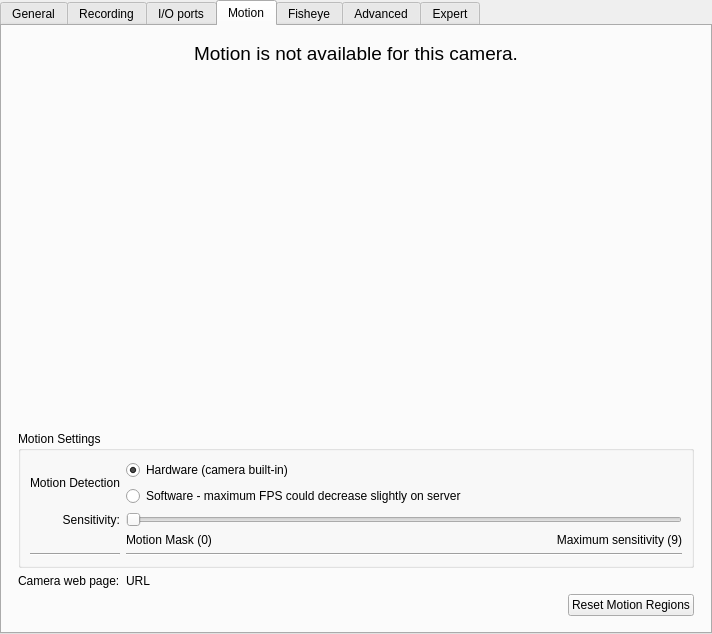
Qt form client/libclient/src/ui/widgets/properties/single_camera_settings_widget.ui (networkoptix/nx_open) before a commit.
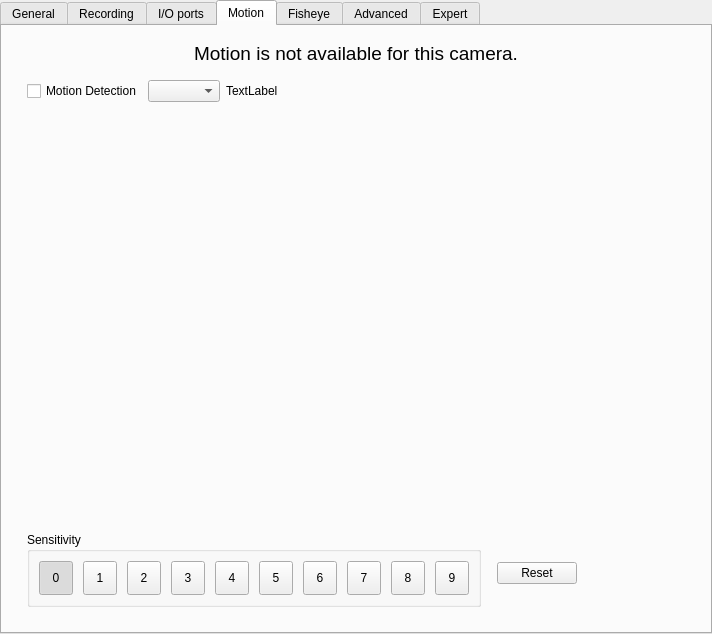
The same form after that commit. The open tabs and pages were chosen to show the change. Custom widgets are drawn as their Qt base class.

Commit message:
VMS-2599, VMS-3027, VMS-3035: Camera settings recording & motion pages redesign
<==== Mercurial data ====>
Branch: dev_3.0.0_gui

```diff
--- a/client/libclient/src/ui/widgets/properties/single_camera_settings_widget.ui
+++ b/client/libclient/src/ui/widgets/properties/single_camera_settings_widget.ui
@@ -430,7 +430,7 @@
       <attribute name="title">
        <string>Motion</string>
       </attribute>
-      <layout class="QVBoxLayout" name="verticalLayout_7" stretch="0,1,0,0,0">
+      <layout class="QVBoxLayout" name="verticalLayout_7" stretch="0,1">
        <property name="leftMargin">
         <number>16</number>
        </property>
@@ -459,191 +459,256 @@
         </widget>
        </item>
        <item>
+        <widget class="QWidget" name="motionControlsWidget" native="true">
+         <layout class="QVBoxLayout" name="verticalLayout" stretch="0,1,0">
+          <item>
+           <layout class="QHBoxLayout" name="horizontalLayout_3">
+            <item>
+             <widget class="QCheckBox" name="motionDetectionCheckBox">
+              <property name="text">
+               <string>Motion Detection</string>
+              </property>
+             </widget>
+            </item>
+            <item>
+             <widget class="QComboBox" name="detectionTypeComboBox"/>
+            </item>
+            <item>
+             <widget class="QLabel" name="detectionHintLabel">
+              <property name="text">
+               <string>TextLabel</string>
+              </property>
+             </widget>
+            </item>
+            <item>
+             <spacer name="horizontalSpacer_4">
+              <property name="orientation">
+               <enum>Qt::Horizontal</enum>
+              </property>
+              <property name="sizeHint" stdset="0">
+               <size>
+                <width>40</width>
+                <height>20</height>
+               </size>
+              </property>
+             </spacer>
+            </item>
+           </layout>
+          </item>
+          <item>
         <widget class="QWidget" name="motionWidget" native="true"/>
        </item>
        <item>
+           <layout class="QHBoxLayout" name="horizontalLayout_2">
+            <property name="spacing">
+             <number>16</number>
+            </property>
+            <item>
         <widget class="QGroupBox" name="motionSettingsGroupBox">
          <property name="title">
-          <string>Motion Settings</string>
-         </property>
-         <layout class="QGridLayout" name="gridLayout">
-          <item row="0" column="0">
-           <widget class="QLabel" name="label_2">
+               <string>Sensitivity</string>
+              </property>
+              <layout class="QHBoxLayout" name="horizontalLayout_4">
+               <property name="spacing">
+                <number>10</number>
+               </property>
+               <item>
+                <widget class="QnSelectableButton" name="sensitivityButton0">
+                 <property name="minimumSize">
+                  <size>
+                   <width>34</width>
+                   <height>34</height>
+                  </size>
+                 </property>
             <property name="text">
-             <string>Motion Detection</string>
-            </property>
-           </widget>
-          </item>
-          <item row="0" column="1">
-           <layout class="QVBoxLayout" name="verticalLayout_9">
+                  <string>0</string>
+                 </property>
+                 <property name="checkable">
+                  <bool>true</bool>
+                 </property>
+                 <property name="checked">
+                  <bool>true</bool>
+                 </property>
+                </widget>
+               </item>
             <item>
-             <widget class="QRadioButton" name="cameraMotionButton">
+                <widget class="QnSelectableButton" name="sensitivityButton1">
+                 <property name="minimumSize">
+                  <size>
+                   <width>34</width>
+                   <height>34</height>
+                  </size>
+                 </property>
               <property name="text">
-               <string>Hardware (camera built-in)</string>
-              </property>
-              <property name="checked">
+                  <string>1</string>
+                 </property>
+                 <property name="checkable">
                <bool>true</bool>
               </property>
              </widget>
             </item>
             <item>
-             <widget class="QRadioButton" name="softwareMotionButton">
+                <widget class="QnSelectableButton" name="sensitivityButton2">
+                 <property name="minimumSize">
+                  <size>
+                   <width>34</width>
+                   <height>34</height>
+                  </size>
+                 </property>
               <property name="text">
-               <string>Software - maximum FPS could decrease slightly on server</string>
-              </property>
-              <property name="checked">
-               <bool>false</bool>
+                  <string>2</string>
+                 </property>
+                 <property name="checkable">
+                  <bool>true</bool>
               </property>
              </widget>
             </item>
-           </layout>
-          </item>
-          <item row="1" column="0">
-           <widget class="QLabel" name="label_4">
+               <item>
+                <widget class="QnSelectableButton" name="sensitivityButton3">
+                 <property name="minimumSize">
+                  <size>
+                   <width>34</width>
+                   <height>34</height>
+                  </size>
+                 </property>
             <property name="text">
-             <string>Sensitivity:</string>
-            </property>
-            <property name="alignment">
-             <set>Qt::AlignRight|Qt::AlignTrailing|Qt::AlignVCenter</set>
-            </property>
-            <property name="margin">
-             <number>0</number>
-            </property>
-           </widget>
-          </item>
-          <item row="1" column="1">
-           <widget class="QnTextTickSlider" name="sensitivitySlider">
+                  <string>3</string>
+                 </property>
+                 <property name="checkable">
+                  <bool>true</bool>
+                 </property>
+                </widget>
+               </item>
+               <item>
+                <widget class="QnSelectableButton" name="sensitivityButton4">
             <property name="minimumSize">
              <size>
-              <width>0</width>
-              <height>0</height>
-             </size>
-            </property>
-            <property name="maximum">
-             <number>9</number>
-            </property>
-            <property name="orientation">
-             <enum>Qt::Horizontal</enum>
-            </property>
-            <property name="tickPosition">
-             <enum>QSlider::NoTicks</enum>
-            </property>
-            <property name="tickInterval">
-             <number>0</number>
-            </property>
-           </widget>
-          </item>
-          <item row="2" column="1">
-           <layout class="QHBoxLayout" name="horizontalLayout_3">
+                   <width>34</width>
+                   <height>34</height>
+                  </size>
+                 </property>
+                 <property name="text">
+                  <string>4</string>
+                 </property>
+                 <property name="checkable">
+                  <bool>true</bool>
+                 </property>
+                </widget>
+               </item>
+               <item>
+                <widget class="QnSelectableButton" name="sensitivityButton5">
+                 <property name="minimumSize">
+                  <size>
+                   <width>34</width>
+                   <height>34</height>
+                  </size>
+                 </property>
+                 <property name="text">
+                  <string>5</string>
+                 </property>
+                 <property name="checkable">
+                  <bool>true</bool>
+                 </property>
+                </widget>
+               </item>
             <item>
-             <widget class="QLabel" name="label_3">
+                <widget class="QnSelectableButton" name="sensitivityButton6">
+                 <property name="minimumSize">
+                  <size>
+                   <width>34</width>
+                   <height>34</height>
+                  </size>
+                 </property>
               <property name="text">
-               <string>Motion Mask (0)</string>
-              </property>
-              <property name="alignment">
-               <set>Qt::AlignLeading|Qt::AlignLeft|Qt::AlignTop</set>
+                  <string>6</string>
+                 </property>
+                 <property name="checkable">
+                  <bool>true</bool>
               </property>
              </widget>
             </item>
             <item>
-             <widget class="QLabel" name="label_6">
+                <widget class="QnSelectableButton" name="sensitivityButton7">
+                 <property name="minimumSize">
+                  <size>
+                   <width>34</width>
+                   <height>34</height>
+                  </size>
+                 </property>
               <property name="text">
-               <string>Maximum sensitivity (9)</string>
-              </property>
-              <property name="alignment">
-               <set>Qt::AlignRight|Qt::AlignTop|Qt::AlignTrailing</set>
+                  <string>7</string>
+                 </property>
+                 <property name="checkable">
+                  <bool>true</bool>
               </property>
              </widget>
             </item>
-           </layout>
-          </item>
-          <item row="3" column="1">
-           <widget class="Line" name="line_2">
-            <property name="orientation">
-             <enum>Qt::Horizontal</enum>
-            </property>
-           </widget>
-          </item>
-          <item row="3" column="0">
-           <widget class="Line" name="line_3">
-            <property name="orientation">
-             <enum>Qt::Horizontal</enum>
-            </property>
+               <item>
+                <widget class="QnSelectableButton" name="sensitivityButton8">
+                 <property name="minimumSize">
+                  <size>
+                   <width>34</width>
+                   <height>34</height>
+                  </size>
+                 </property>
+                 <property name="text">
+                  <string>8</string>
+                 </property>
+                 <property name="checkable">
+                  <bool>true</bool>
+                 </property>
+                </widget>
+               </item>
+               <item>
+                <widget class="QnSelectableButton" name="sensitivityButton9">
+                 <property name="minimumSize">
+                  <size>
+                   <width>34</width>
+                   <height>34</height>
+                  </size>
+                 </property>
+                 <property name="text">
+                  <string>9</string>
+                 </property>
+                 <property name="checkable">
+                  <bool>true</bool>
+                 </property>
            </widget>
           </item>
          </layout>
         </widget>
        </item>
        <item>
-        <widget class="QWidget" name="widget" native="true">
-         <layout class="QHBoxLayout" name="horizontalLayout" stretch="0,1">
-          <property name="leftMargin">
-           <number>0</number>
-          </property>
+             <layout class="QHBoxLayout" name="horizontalLayout">
           <property name="topMargin">
-           <number>0</number>
-          </property>
-          <property name="rightMargin">
-           <number>0</number>
-          </property>
-          <property name="bottomMargin">
-           <number>0</number>
-          </property>
-          <item>
-           <widget class="QLabel" name="label_5">
-            <property name="sizePolicy">
-             <sizepolicy hsizetype="Preferred" vsizetype="Minimum">
-              <horstretch>0</horstretch>
-              <verstretch>0</verstretch>
-             </sizepolicy>
-            </property>
-            <property name="text">
-             <string>Camera web page:</string>
-            </property>
-            <property name="openExternalLinks">
-             <bool>false</bool>
-            </property>
-           </widget>
-          </item>
-          <item>
-           <widget class="QLabel" name="motionWebPageLabel">
-            <property name="sizePolicy">
-             <sizepolicy hsizetype="Preferred" vsizetype="Minimum">
-              <horstretch>0</horstretch>
-              <verstretch>0</verstretch>
-             </sizepolicy>
-            </property>
-            <property name="text">
-             <string>URL</string>
-            </property>
-           </widget>
-          </item>
-         </layout>
-        </widget>
-       </item>
-       <item>
-        <layout class="QHBoxLayout" name="horizontalLayout_2">
-         <item>
-          <spacer name="horizontalSpacer_3">
-           <property name="orientation">
-            <enum>Qt::Horizontal</enum>
-           </property>
-           <property name="sizeHint" stdset="0">
-            <size>
-             <width>40</width>
-             <height>20</height>
-            </size>
-           </property>
-          </spacer>
-         </item>
+               <number>8</number>
+              </property>
          <item>
           <widget class="QPushButton" name="resetMotionRegionsButton">
            <property name="text">
-            <string>Reset Motion Regions</string>
+                 <string>Reset</string>
            </property>
           </widget>
          </item>
-        </layout>
+              <item>
+               <spacer name="horizontalSpacer">
+                <property name="orientation">
+                 <enum>Qt::Horizontal</enum>
+                </property>
+                <property name="sizeHint" stdset="0">
+                 <size>
+                  <width>40</width>
+                  <height>20</height>
+                 </size>
+                </property>
+               </spacer>
+              </item>
+             </layout>
+            </item>
+           </layout>
+          </item>
+         </layout>
+        </widget>
        </item>
       </layout>
      </widget>
@@ -718,6 +783,11 @@
   </layout>
  </widget>
  <customwidgets>
+  <customwidget>
+   <class>QnSelectableButton</class>
+   <extends>QToolButton</extends>
+   <header location="global">ui/widgets/common/selectable_button.h</header>
+  </customwidget>
   <customwidget>
    <class>QnFisheyeSettingsWidget</class>
    <extends>QWidget</extends>
@@ -742,11 +812,6 @@
    <header location="global">ui/widgets/properties/ioport_settings_widget.h</header>
    <container>1</container>
   </customwidget>
-  <customwidget>
-   <class>QnTextTickSlider</class>
-   <extends>QSlider</extends>
-   <header>ui/widgets/properties/text_tick_slider.h</header>
-  </customwidget>
   <customwidget>
    <class>QnCameraAdvancedSettingsWidget</class>
    <extends>QWidget</extends>
```
Left out of the diff: 4 changed lines with no effect on the pictures. Lines whose indentation alone changed are shown as unchanged. The commit also changes 19 other files.
